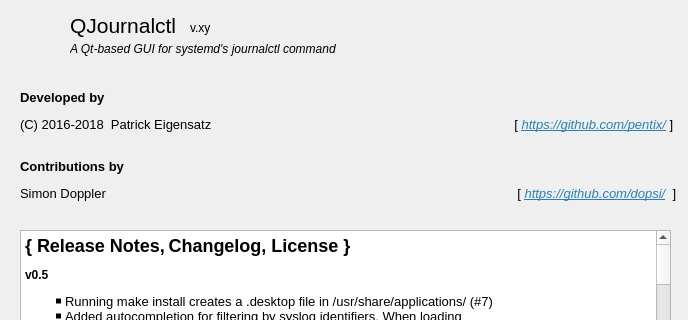
Above: ui/aboutdialog.ui from pentix/qjournalctl before the change; both pictures show x 0 to 688 and y 0 to 320 of the 688 by 483 pixel window. Below: the same form after it.
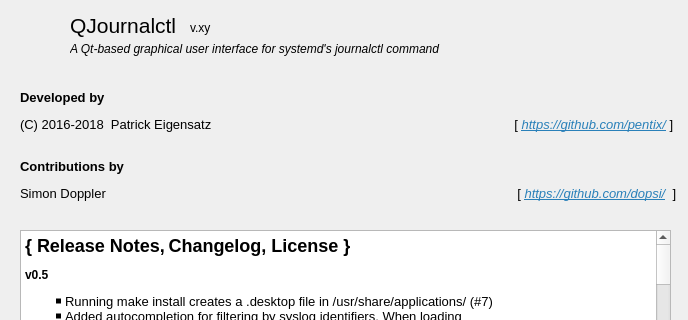
That is the form after the change. Icons and pictures are not drawn.

Commit message: AboutDialog: Description changes

What changed in the file:
```diff
--- a/ui/aboutdialog.ui
+++ b/ui/aboutdialog.ui
@@ -95,7 +95,7 @@
     <rect>
      <x>70</x>
      <y>40</y>
-     <width>311</width>
+     <width>601</width>
      <height>18</height>
     </rect>
    </property>
@@ -105,7 +105,7 @@
     </font>
    </property>
    <property name="text">
-    <string>A Qt-based GUI for systemd's journalctl command</string>
+    <string>A Qt-based graphical user interface for systemd's journalctl command</string>
    </property>
   </widget>
   <widget class="QPushButton" name="pushButton_2">
```
